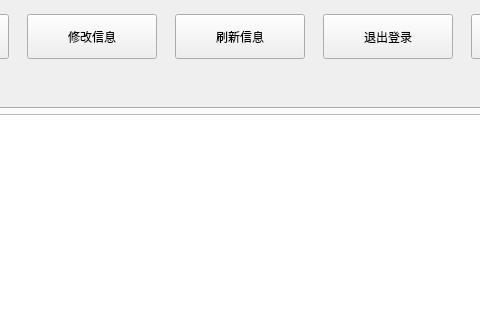
The window that admin/adminwidget.ui (ciyeer/ManageSystem) describes before a commit, drawn with Qt 5; both pictures show x 292 to 772 and y 0 to 320 of the 1296 by 814 pixel window.
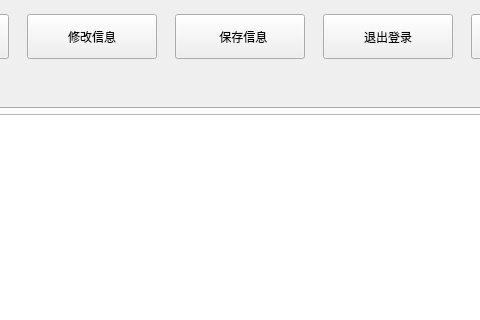
The same window after the commit.

The edit to the form file:
```diff
--- a/admin/adminwidget.ui
+++ b/admin/adminwidget.ui
@@ -111,7 +111,7 @@
           </size>
          </property>
          <property name="text">
-          <string>刷新信息</string>
+          <string>  保存信息</string>
          </property>
         </widget>
        </item>
```
Left out of the diff: 2 changed lines with no effect on the pictures.
